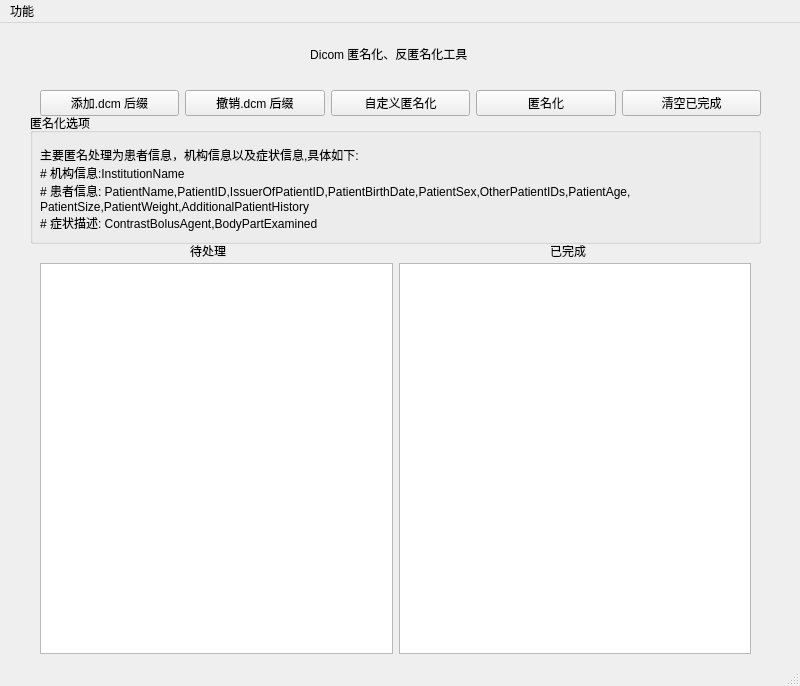
Qt form DicomHelper.ui (guoruibiao/dicomhelper) before a commit.
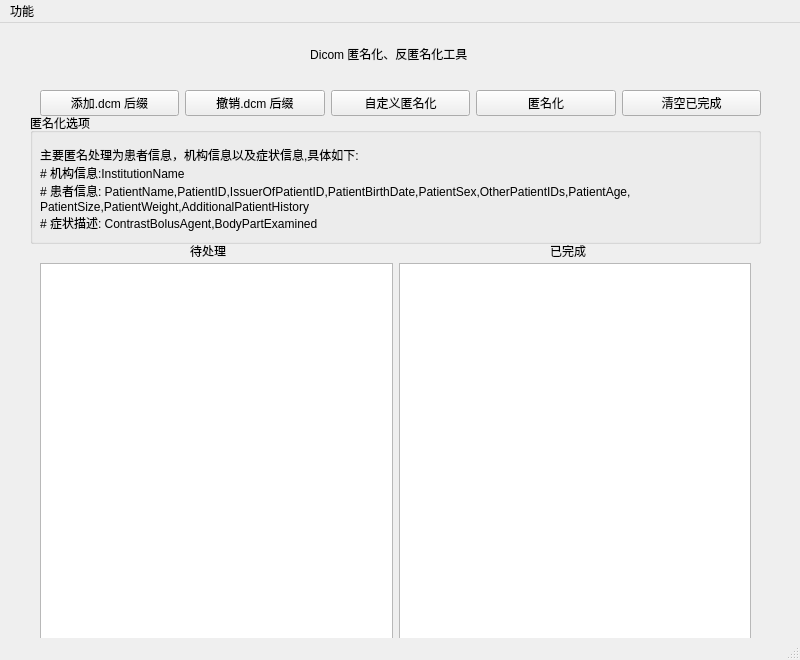
The same form after that commit.

Commit message: 增加文件夹分隔功能

```diff
--- a/DicomHelper.ui
+++ b/DicomHelper.ui
@@ -7,7 +7,7 @@
     <x>0</x>
     <y>0</y>
     <width>800</width>
-    <height>686</height>
+    <height>660</height>
    </rect>
   </property>
   <property name="windowTitle">
```
Left out of the diff: 6 changed lines with no effect on the pictures. The commit also changes 2 other files.
